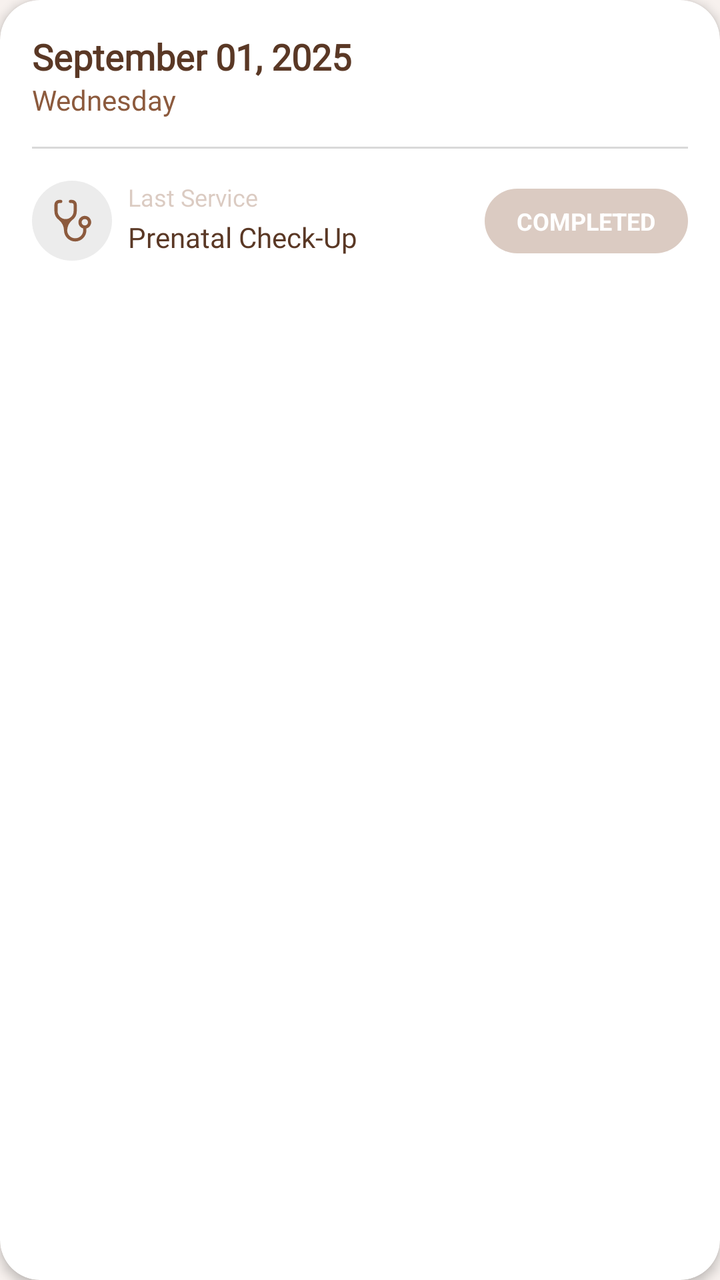
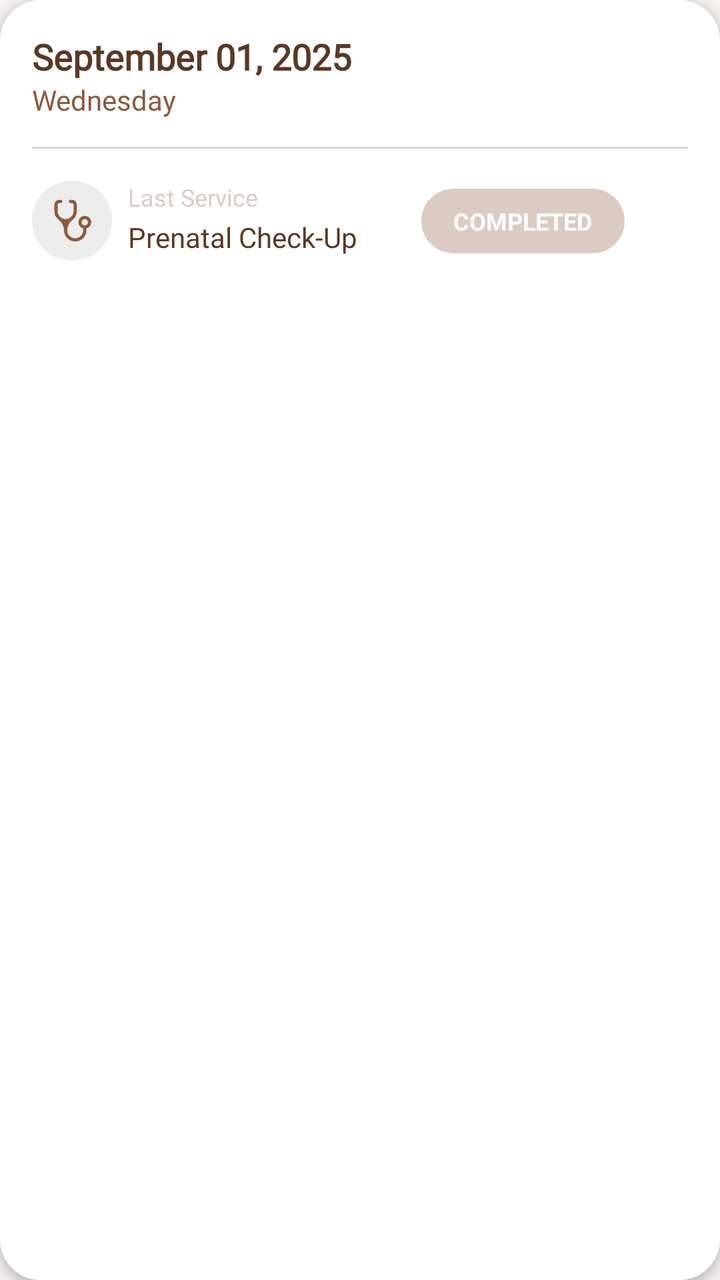

The first picture is an Android layout as it rendered before a commit; the second is the same layout after the commit. The layout source and the unified diff follow.
<!-- AndroidManifest.xml: application theme Theme.StTherese -->
<!-- res/layout/component_recent.xml -->
<?xml version="1.0" encoding="utf-8"?>
<androidx.cardview.widget.CardView xmlns:android="http://schemas.android.com/apk/res/android"
    xmlns:app="http://schemas.android.com/apk/res-auto"
    android:id="@+id/recentVisitCard"
    android:layout_width="match_parent"
    android:layout_height="wrap_content"
    android:paddingHorizontal="24dp"
    app:cardCornerRadius="20dp"
    app:cardElevation="3dp"
    app:cardBackgroundColor="@color/card_white">



        <androidx.constraintlayout.widget.ConstraintLayout
            android:layout_width="match_parent"
            android:layout_height="wrap_content"
            android:padding="16dp"
            android:paddingBottom="140dp">

            <TextView
                android:id="@+id/tvVisitDate"
                android:layout_width="wrap_content"
                android:layout_height="wrap_content"
                android:text="September 01, 2025"
                android:fontFamily="@font/montserrat_extra_bold"
                android:textColor="@color/brown_text"
                android:textSize="18sp"
                android:textStyle="bold"
                app:layout_constraintStart_toStartOf="parent"
                app:layout_constraintTop_toTopOf="parent" />

            <TextView
                android:id="@+id/tvVisitDay"
                android:layout_width="wrap_content"
                android:layout_height="wrap_content"
                android:text="Wednesday"
                android:fontFamily="@font/poppins_semi_bold"
                android:textSize="14sp"
                android:textColor="#8C5A3D"
                app:layout_constraintStart_toStartOf="parent"
                app:layout_constraintTop_toBottomOf="@id/tvVisitDate" />

            <View
                android:id="@+id/divider2"
                android:layout_width="0dp"
                android:layout_height="1dp"
                android:background="#D9D9D9"
                android:layout_marginTop="14dp"
                app:layout_constraintStart_toStartOf="parent"
                app:layout_constraintEnd_toEndOf="parent"
                app:layout_constraintTop_toBottomOf="@id/tvVisitDay" />

            <ImageView
                android:id="@+id/ivService"
                android:layout_width="40dp"
                android:layout_height="40dp"
                android:src="@drawable/ic_medical"
                android:background="@drawable/bg_circle_gray"
                android:padding="8dp"
                android:layout_marginTop="16dp"
                app:layout_constraintStart_toStartOf="parent"
                app:layout_constraintTop_toBottomOf="@id/divider2"
                android:contentDescription="Service Icon" />

            <TextView
                android:id="@+id/tvServiceLabel"
                android:layout_width="wrap_content"
                android:layout_height="wrap_content"
                android:text="Last Service"
                android:fontFamily="@font/poppins_medium"
                android:textSize="12sp"
                android:textColor="#508C5A3D"
                android:layout_marginStart="8dp"
                app:layout_constraintStart_toEndOf="@id/ivService"
                app:layout_constraintTop_toTopOf="@id/ivService" />

            <TextView
                android:id="@+id/tvServiceType"
                android:layout_width="wrap_content"
                android:layout_height="wrap_content"
                android:text="Prenatal Check-Up"
                android:fontFamily="@font/poppins_semi_bold"
                android:textSize="14sp"
                android:textColor="@color/brown_text"
                android:layout_marginStart="8dp"
                app:layout_constraintStart_toEndOf="@id/ivService"
                app:layout_constraintTop_toBottomOf="@id/tvServiceLabel"
                app:layout_constraintBottom_toBottomOf="@id/ivService" />

            <TextView
                android:id="@+id/tvCompleted"
                android:layout_width="wrap_content"
                android:layout_height="wrap_content"
                android:text="COMPLETED"
                android:textSize="12sp"
                android:textStyle="bold"
                android:textColor="@color/card_white"
                android:background="@drawable/bg_completed"
                android:paddingStart="16dp"
                android:paddingEnd="16dp"
                android:paddingTop="8dp"
                android:paddingBottom="8dp"
                app:layout_constraintEnd_toEndOf="parent"
                app:layout_constraintTop_toTopOf="@id/ivService"
                app:layout_constraintBottom_toBottomOf="@id/ivService" />
        </androidx.constraintlayout.widget.ConstraintLayout>
    </androidx.cardview.widget.CardView>
<!-- resources referenced by this layout -->
<resources>
  <color name="brown_text">#5A3825</color>
  <color name="card_white">#FFFFFF</color>
  <!-- drawable bg_circle_gray (drawable) -->
  <?xml version="1.0" encoding="utf-8"?>
  <shape xmlns:android="http://schemas.android.com/apk/res/android"
      android:shape="oval">
      <padding android:left="6dp" android:top="6dp" android:right="6dp"/>
      <solid android:color="#ECECEC" />
  </shape>
  <!-- drawable bg_completed (drawable) -->
  <?xml version="1.0" encoding="utf-8"?>
  <shape xmlns:android="http://schemas.android.com/apk/res/android"
      android:shape="rectangle">
      <solid android:color="#508C5A3D" />
      <corners android:radius="20dp" />
  </shape>
  <!-- drawable ic_medical (drawable) -->
  <vector xmlns:android="http://schemas.android.com/apk/res/android"
      android:width="15dp"
      android:height="15dp"
      android:viewportWidth="15"
      android:viewportHeight="15">
    <path
        android:pathData="M5.5,7A2.5,2.5 0,0 1,3 4.5v-2a0.5,0.5 0,0 1,0.5 -0.5H4a0.5,0.5 0,0 0,0 -1h-0.5A1.5,1.5 0,0 0,2 2.5v2a3.49,3.49 0,0 0,1.51 2.87A4.4,4.4 0,0 1,5 10.5a3.5,3.5 0,1 0,7 0v-0.57a2,2 0,1 0,-1 0v0.57a2.5,2.5 0,0 1,-5 0a4.4,4.4 0,0 1,1.5 -3.13A3.49,3.49 0,0 0,9 4.5v-2A1.5,1.5 0,0 0,7.5 1H7a0.5,0.5 0,0 0,0 1h0.5a0.5,0.5 0,0 1,0.5 0.5v2A2.5,2.5 0,0 1,5.5 7m6,2a1,1 0,1 1,0 -2a1,1 0,0 1,0 2"
        android:fillColor="#8C5A3D"/>
  </vector>
  <style name="Theme.StTherese" parent="Base.Theme.StTherese" />
  <style name="Base.Theme.StTherese" parent="Theme.Material3.DayNight.NoActionBar">
          <item name="colorPrimary">@color/md_theme_light_primary</item>
          <item name="colorOnPrimary">@color/md_theme_light_onPrimary</item>
          <item name="android:colorBackground">@color/md_theme_light_background</item>
          <item name="colorSurface">@color/md_theme_light_surface</item>
          <item name="colorError">@color/red_primary</item>
          <item name="colorSecondary">@color/brown_text</item>
      </style>
  <color name="md_theme_light_primary">@color/brown_primary</color>
  <color name="md_theme_light_onPrimary">@color/white_on_primary</color>
  <color name="md_theme_light_background">@color/app_background</color>
  <color name="md_theme_light_surface">@color/app_background</color>
  <color name="red_primary">#D14A4A</color>
  <color name="brown_primary">#6B3A17</color>
  <color name="white_on_primary">#FFFFFF</color>
  <color name="app_background">#F7F1EE</color>
</resources>

<!-- the commit's change to res/layout/component_recent.xml (unified diff, before → after) -->
@@ -91,17 +91,18 @@
                 android:id="@+id/tvCompleted"
                 android:layout_width="wrap_content"
                 android:layout_height="wrap_content"
+                android:background="@drawable/bg_completed"
+                android:paddingStart="16dp"
+                android:paddingTop="8dp"
+                android:paddingEnd="16dp"
+                android:paddingBottom="8dp"
                 android:text="COMPLETED"
+                android:textColor="@color/card_white"
                 android:textSize="12sp"
                 android:textStyle="bold"
-                android:textColor="@color/card_white"
-                android:background="@drawable/bg_completed"
-                android:paddingStart="16dp"
-                android:paddingEnd="16dp"
-                android:paddingTop="8dp"
-                android:paddingBottom="8dp"
+                app:layout_constraintBottom_toBottomOf="@id/ivService"
                 app:layout_constraintEnd_toEndOf="parent"
-                app:layout_constraintTop_toTopOf="@id/ivService"
-                app:layout_constraintBottom_toBottomOf="@id/ivService" />
+                app:layout_constraintStart_toEndOf="@+id/tvServiceType"
+                app:layout_constraintTop_toTopOf="@id/ivService" />
         </androidx.constraintlayout.widget.ConstraintLayout>
     </androidx.cardview.widget.CardView>
